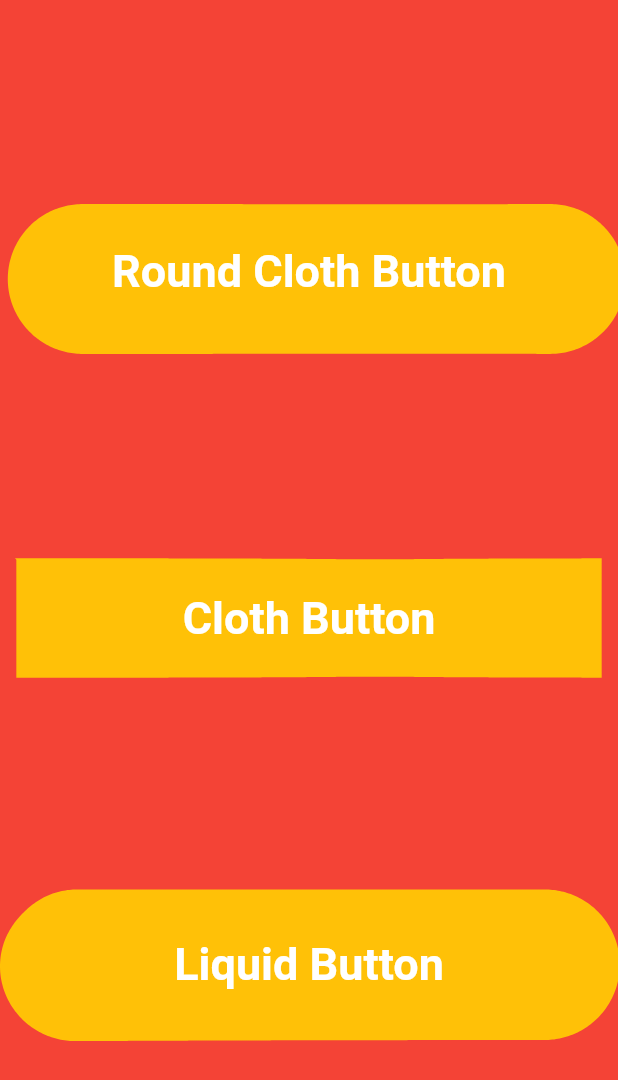
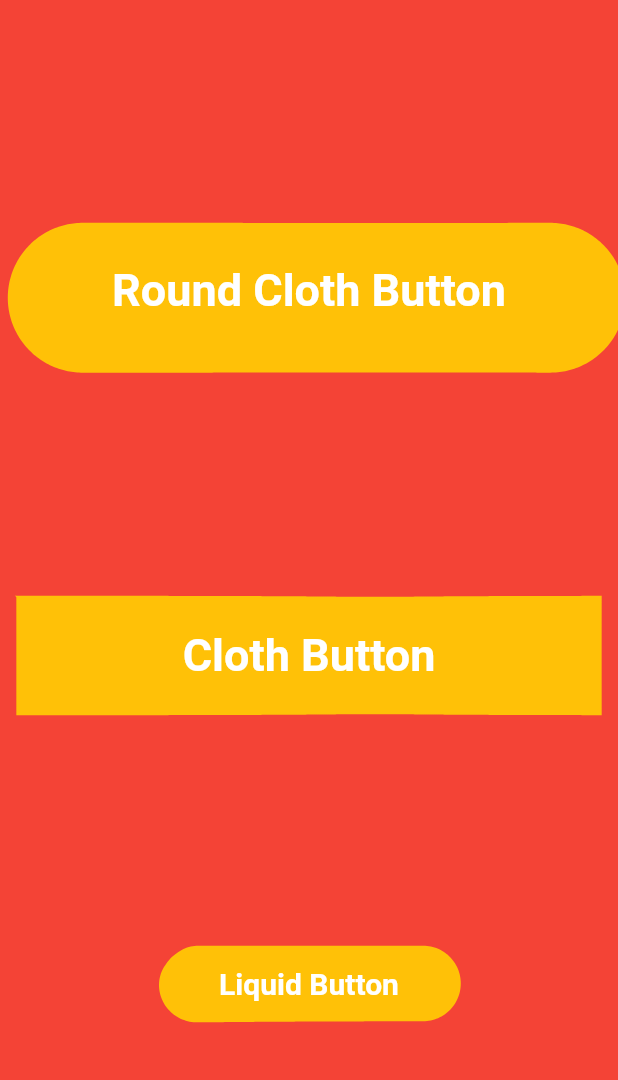
Before and after one commit to iamSahdeep/liquid_button, a Flutter app: the screen it shows after launch, on a phone screen of 412 x 824 dp. Shown: the top 1080 px of the screen. Run offline on Flutter 3.47's test engine with Material 2 defaults, Android fonts, the phone set to English and light mode, and no system bars.

Commit message:
Mobile Support

```diff
--- a/example/lib/main.dart
+++ b/example/lib/main.dart
@@ -50,16 +50,16 @@ class _MyAppState extends State<MyApp> {
                 LiquidButton(
                   expandFactor: 20,
                   backgroundColor: Colors.amber,
-                  height: 100,
+                  height: 50,
                   child: Text(
                     "Liquid Button",
                     style: TextStyle(
-                        fontSize: 30,
+                        fontSize: 20,
                         color: Colors.white,
                         fontWeight: FontWeight.bold),
                   ),
                   gradientColor: Colors.blueAccent,
-                  width: 500,
+                  width: 200,
                 ),
               ],
             )),
--- a/lib/Buttons/ClothButton.dart
+++ b/lib/Buttons/ClothButton.dart
@@ -1,4 +1,5 @@
 import 'package:flutter/cupertino.dart';
+import 'package:flutter/foundation.dart';
 import 'package:flutter/gestures.dart';
 import 'package:liquid_button/CustomThings/ClothCustomPainter.dart';
 
@@ -57,14 +58,15 @@ class _ClothButtonState extends State<ClothButton>
   @override
   Widget build(BuildContext context) {
     renderBox = context.findRenderObject();
-    return SizedBox(
-      height: widget.height,
-      width: widget.width,
-      child: MouseRegion(
-        onHover: onHover,
-        onExit: onExit,
-        onEnter: onEnter,
-        child: Center(
+
+    if (!kIsWeb)
+      return GestureDetector(
+        onPanUpdate: onHoverM,
+        onPanDown: (de) => onEnter(null),
+        onPanEnd: (de) => onExit(null),
+        child: SizedBox(
+          height: widget.height,
+          width: widget.width,
           child: CustomPaint(
             painter: ClothCustomPainter(
                 relativePosition: position,
@@ -76,13 +78,38 @@ class _ClothButtonState extends State<ClothButton>
             child: Center(child: widget.child),
           ),
         ),
-      ),
-    );
+      );
+    else
+      return MouseRegion(
+        onHover: onHover,
+        onExit: onExit,
+        onEnter: onEnter,
+        child: SizedBox(
+          height: widget.height,
+          width: widget.width,
+          child: CustomPaint(
+            painter: ClothCustomPainter(
+                relativePosition: position,
+                expandFactor: animation.value,
+                backgroundColor: widget.backgroundColor,
+                maxExpand: widget.expandFactor,
+                retainGradient: widget.retainGradient,
+                gradientColor: widget.gradientColor ?? widget.backgroundColor),
+            child: Center(child: widget.child),
+          ),
+        ),
+      );
   }
 
   void onHover(PointerHoverEvent event) {
     setState(() {
       position = renderBox.globalToLocal(event.position);
+    });
+  }
+
+  void onHoverM(DragUpdateDetails event) {
+    setState(() {
+      position = (event.localPosition);
     });
   }
 
--- a/lib/Buttons/LiquidButton.dart
+++ b/lib/Buttons/LiquidButton.dart
@@ -1,5 +1,7 @@
 import 'package:flutter/cupertino.dart';
+import 'package:flutter/foundation.dart';
 import 'package:flutter/gestures.dart';
+import 'package:flutter/material.dart';
 import 'package:liquid_button/CustomThings/LiquidButtonCustomPainter.dart';
 
 class LiquidButton extends StatefulWidget {
@@ -43,11 +45,10 @@ class _LiquidButtonState extends State<LiquidButton>
 
   @override
   void initState() {
-    animationController = new AnimationController(
-        duration: widget.duration, vsync: this);
-    animation =
-    new Tween<double>(begin: 1.0, end: widget.expandFactor).animate(
-        animationController)
+    animationController =
+    new AnimationController(duration: widget.duration, vsync: this);
+    animation = new Tween<double>(begin: 1.0, end: widget.expandFactor)
+        .animate(animationController)
       ..addListener(() {
         setState(() {});
       });
@@ -62,6 +63,30 @@ class _LiquidButtonState extends State<LiquidButton>
   @override
   Widget build(BuildContext context) {
     renderBox = context.findRenderObject();
+
+    if (!kIsWeb)
+      return GestureDetector(
+        onPanUpdate: onHoverM,
+        onPanDown: (de) => onEnter(null),
+        onPanEnd: (de) => onExit(null),
+        child: SizedBox(
+          width: widget.width,
+          height: widget.height,
+          child: CustomPaint(
+            painter: LiquidButtonCustomPainter(
+                canvasColor: widget.backgroundColor,
+                gap: widget.gap,
+                retainGradient: widget.retainGradient,
+                tension: widget.tension,
+                gradientColor: widget.gradientColor ?? widget.backgroundColor,
+                position: position,
+                maxExpansion: widget.expandFactor,
+                expandFactor: animation.value),
+            child: Center(child: widget.child),
+          ),
+        ),
+      );
+    else
       return MouseRegion(
         onHover: onHover,
         onExit: onExit,
@@ -91,6 +116,12 @@ class _LiquidButtonState extends State<LiquidButton>
     });
   }
 
+  void onHoverM(DragUpdateDetails event) {
+    setState(() {
+      position = (event.localPosition);
+    });
+  }
+
   void onEnter(PointerEnterEvent event) {
     animationController.reverse(from: widget.expandFactor);
   }
--- a/lib/Buttons/RoundedClothButton.dart
+++ b/lib/Buttons/RoundedClothButton.dart
@@ -1,4 +1,5 @@
 import 'package:flutter/cupertino.dart';
+import 'package:flutter/foundation.dart';
 import 'package:flutter/gestures.dart';
 import 'package:liquid_button/CustomThings/RoundClothCustomPainter.dart';
 
@@ -59,14 +60,14 @@ class _ClothButtonState extends State<RoundClothButton>
   @override
   Widget build(BuildContext context) {
     renderBox = context.findRenderObject();
-    return SizedBox(
-      height: widget.height,
-      width: widget.width,
-      child: MouseRegion(
-        onHover: onHover,
-        onExit: onExit,
-        onEnter: onEnter,
-        child: Center(
+    if (!kIsWeb)
+      return GestureDetector(
+        onPanUpdate: onHoverM,
+        onPanDown: (de) => onEnter(null),
+        onPanEnd: (de) => onExit(null),
+        child: SizedBox(
+          height: widget.height,
+          width: widget.width,
           child: CustomPaint(
             painter: RoundClothCustomPainter(
                 gap: widget.gap,
@@ -79,6 +80,26 @@ class _ClothButtonState extends State<RoundClothButton>
             child: Center(child: widget.child),
           ),
         ),
+      );
+    else
+      return MouseRegion(
+        onHover: onHover,
+        onExit: onExit,
+        onEnter: onEnter,
+        child: SizedBox(
+          height: widget.height,
+          width: widget.width,
+          child: CustomPaint(
+            painter: RoundClothCustomPainter(
+                gap: widget.gap,
+                relativePosition: position,
+                expandFactor: animation.value,
+                backgroundColor: widget.backgroundColor,
+                maxExpand: widget.expandFactor,
+                retainGradient: widget.retainGradient,
+                gradientColor: widget.gradientColor ?? widget.backgroundColor),
+            child: Center(child: widget.child),
+        ),
       ),
     );
   }
@@ -86,6 +107,12 @@ class _ClothButtonState extends State<RoundClothButton>
   void onHover(PointerHoverEvent event) {
     setState(() {
       position = renderBox.globalToLocal(event.position);
+    });
+  }
+
+  void onHoverM(DragUpdateDetails event) {
+    setState(() {
+      position = (event.localPosition);
     });
   }
 
```
Lines whose indentation alone changed are shown as unchanged.
